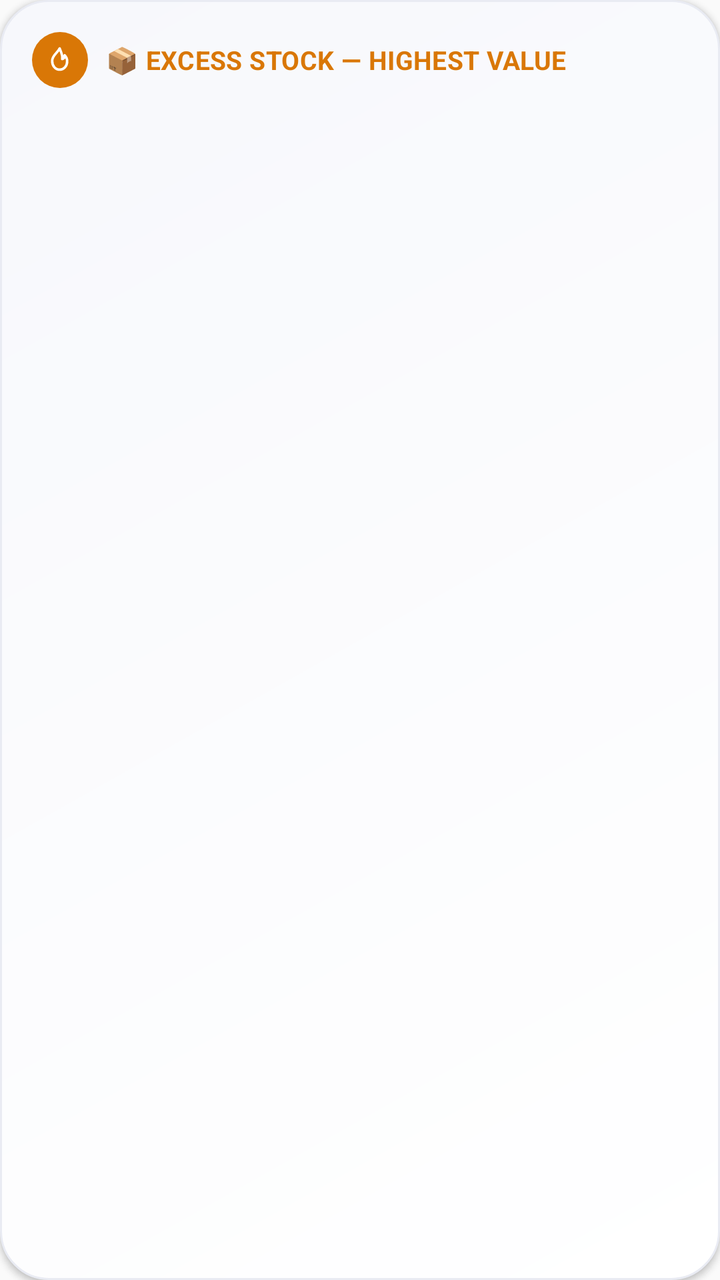
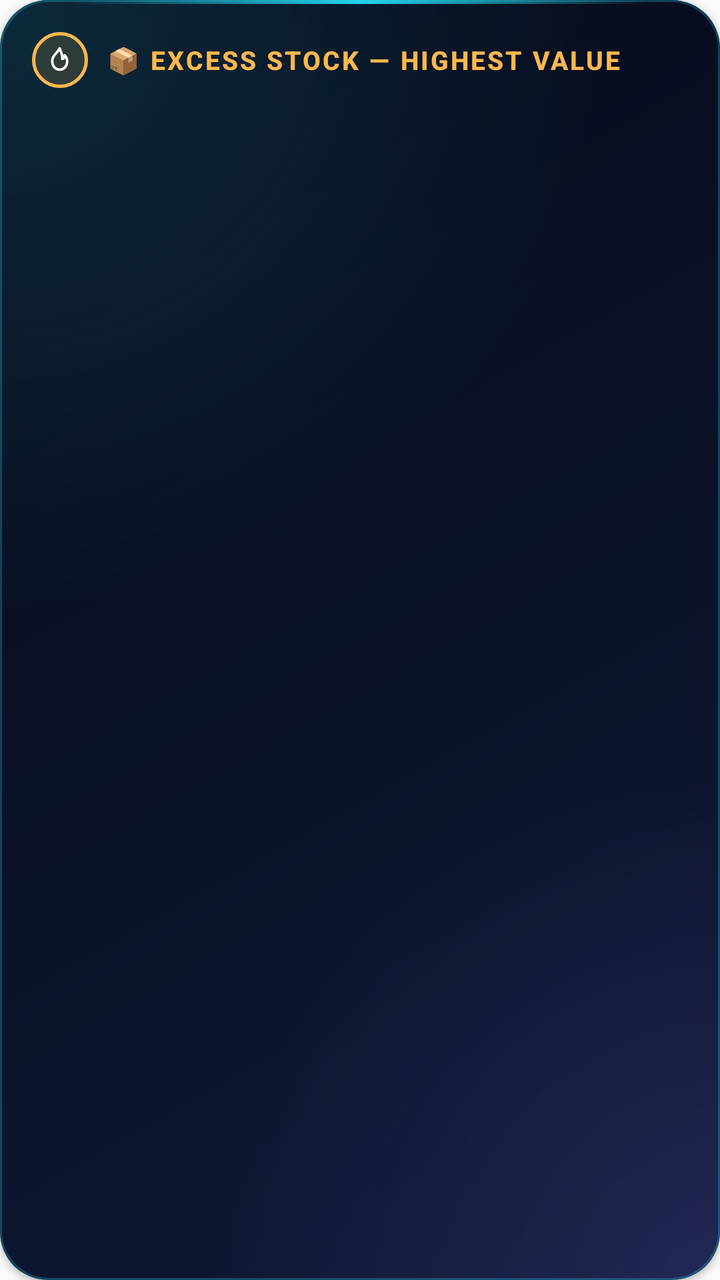

Two renders of the same Android screen: before a commit and after it. Below are the layout's source before the change and the commit's diff.
<!-- AndroidManifest.xml: application theme Theme.AppCompat.Light.NoActionBar -->
<!-- res/layout/widget_inventory_excess_top.xml -->
<?xml version="1.0" encoding="utf-8"?>
<LinearLayout xmlns:android="http://schemas.android.com/apk/res/android"
    android:layout_width="match_parent"
    android:layout_height="match_parent"
    android:orientation="vertical"
    android:background="@drawable/widget_background"
    android:padding="16dp"
    android:elevation="2dp"
    android:id="@+id/inv_excess_top_widget_root">

    <LinearLayout
        android:layout_width="match_parent"
        android:layout_height="wrap_content"
        android:orientation="horizontal"
        android:gravity="center_vertical">
        <FrameLayout
            android:layout_width="28dp"
            android:layout_height="28dp"
            android:background="@drawable/badge_circle_warning">
            <ImageView android:layout_width="15dp" android:layout_height="15dp"
                android:layout_gravity="center" android:src="@drawable/ic_flame" />
        </FrameLayout>
        <TextView
            android:layout_width="0dp"
            android:layout_height="wrap_content"
            android:layout_weight="1"
            android:layout_marginStart="9dp"
            android:text="@string/inv_excess_top_widget_title"
            android:textColor="@color/status_warning"
            android:textStyle="bold"
            android:textSize="13sp"
            android:letterSpacing="0.01" />
    </LinearLayout>

    <LinearLayout
        android:id="@+id/inv_excess_top_list_container"
        android:layout_width="match_parent"
        android:layout_height="wrap_content"
        android:layout_marginTop="10dp"
        android:orientation="vertical" />

    <TextView
        android:id="@+id/inv_excess_top_footer"
        android:layout_width="match_parent"
        android:layout_height="wrap_content"
        android:layout_marginTop="8dp"
        android:text=""
        android:textColor="@color/ink_400"
        android:textSize="9sp" />

</LinearLayout>
<!-- resources referenced by this layout -->
<resources>
  <color name="ink_400">#A6AABD</color>
  <color name="status_warning">#D97706</color>
  <!-- drawable badge_circle_warning (drawable) -->
  <?xml version="1.0" encoding="utf-8"?>
  <shape xmlns:android="http://schemas.android.com/apk/res/android" android:shape="oval">
      <solid android:color="@color/status_warning" />
  </shape>
  <!-- drawable ic_flame (drawable) -->
  <vector xmlns:android="http://schemas.android.com/apk/res/android"
      android:width="24dp" android:height="24dp" android:viewportWidth="24" android:viewportHeight="24">
      <path android:fillColor="#00000000" android:strokeColor="#FFFFFF" android:strokeWidth="2"
          android:strokeLineJoin="round" android:strokeLineCap="round"
          android:pathData="M12,3 C10,7 6,8.5 6,13 C6,17 8.5,20 12,20 C15.5,20 18,17 18,13.3 C18,11 17,9.5 16,8.5 C16,10.5 15,11.5 14,11.5 C14.6,9.5 13.5,6.5 12,3 Z" />
  </vector>
  <!-- drawable widget_background (drawable) -->
  <?xml version="1.0" encoding="utf-8"?>
  <shape xmlns:android="http://schemas.android.com/apk/res/android"
      android:shape="rectangle">
      <corners android:radius="24dp" />
      <gradient
          android:angle="135"
          android:startColor="@color/surface_card_top"
          android:endColor="@color/surface_card_bottom"
          android:type="linear" />
      <stroke android:width="1dp" android:color="@color/surface_inset_border" />
  </shape>
  <string name="inv_excess_top_widget_title">📦 EXCESS STOCK — HIGHEST VALUE</string>
  <color name="surface_card_top">#FFFFFF</color>
  <color name="surface_card_bottom">#F7F8FC</color>
  <color name="surface_inset_border">#E9EBF3</color>
</resources>

<!-- the commit's change to res/layout/widget_inventory_excess_top.xml (unified diff, before → after) -->
@@ -29,7 +29,7 @@
             android:textColor="@color/status_warning"
             android:textStyle="bold"
             android:textSize="13sp"
-            android:letterSpacing="0.01" />
+            android:textAllCaps="true" android:letterSpacing="0.08" android:fontFamily="sans-serif-medium" />
     </LinearLayout>
 
     <LinearLayout
<!-- resource entries referenced after the edit -->
@@ -1,11 +1,12 @@
 <!-- resources referenced by this layout -->
 <resources>
-  <color name="ink_400">#A6AABD</color>
-  <color name="status_warning">#D97706</color>
+  <color name="ink_400">#FF7585AE</color>
+  <color name="status_warning">#FFFFB84D</color>
   <!-- drawable badge_circle_warning (drawable) -->
   <?xml version="1.0" encoding="utf-8"?>
   <shape xmlns:android="http://schemas.android.com/apk/res/android" android:shape="oval">
-      <solid android:color="@color/status_warning" />
+      <solid android:color="@color/status_warning_soft" />
+      <stroke android:width="1.5dp" android:color="@color/status_warning" />
   </shape>
   <!-- drawable ic_flame (drawable) -->
   <vector xmlns:android="http://schemas.android.com/apk/res/android"
@@ -16,19 +17,32 @@
   </vector>
   <!-- drawable widget_background (drawable) -->
   <?xml version="1.0" encoding="utf-8"?>
-  <shape xmlns:android="http://schemas.android.com/apk/res/android"
-      android:shape="rectangle">
-      <corners android:radius="24dp" />
-      <gradient
-          android:angle="135"
-          android:startColor="@color/surface_card_top"
-          android:endColor="@color/surface_card_bottom"
-          android:type="linear" />
-      <stroke android:width="1dp" android:color="@color/surface_inset_border" />
-  </shape>
+  <layer-list xmlns:android="http://schemas.android.com/apk/res/android">
+      <item><shape android:shape="rectangle"><corners android:radius="24dp" />
+          <gradient android:angle="135" android:startColor="@color/surface_card_top" android:endColor="@color/surface_card_bottom" android:type="linear" /></shape></item>
+      <item><shape android:shape="rectangle"><corners android:radius="24dp" />
+          <gradient android:type="radial" android:gradientRadius="85%p" android:centerX="0.0" android:centerY="0.0"
+              android:startColor="@color/glow_cyan_start" android:endColor="@color/glow_cyan_end" /></shape></item>
+      <item><shape android:shape="rectangle"><corners android:radius="24dp" />
+          <gradient android:type="radial" android:gradientRadius="70%p" android:centerX="1.0" android:centerY="1.0"
+              android:startColor="@color/glow_violet_start" android:endColor="@color/glow_violet_end" /></shape></item>
+      <item><shape android:shape="rectangle"><corners android:radius="24dp" />
+          <stroke android:width="1dp" android:color="@color/neon_border" /></shape></item>
+      <item android:gravity="top" android:height="2dp" android:left="36dp" android:right="36dp">
+          <shape android:shape="rectangle"><corners android:radius="1dp" />
+              <gradient android:angle="0" android:startColor="@color/edge_fade_start" android:centerColor="@color/neon_cyan" android:endColor="@color/edge_fade_end" /></shape></item>
+  </layer-list>
   <string name="inv_excess_top_widget_title">📦 EXCESS STOCK — HIGHEST VALUE</string>
-  <color name="surface_card_top">#FFFFFF</color>
-  <color name="surface_card_bottom">#F7F8FC</color>
-  <color name="surface_inset_border">#E9EBF3</color>
+  <color name="status_warning_soft">#26FFB84D</color>
+  <color name="surface_card_top">#FF0F1A38</color>
+  <color name="surface_card_bottom">#FF060A18</color>
+  <color name="glow_cyan_start">#2822D3EE</color>
+  <color name="glow_cyan_end">#0022D3EE</color>
+  <color name="glow_violet_start">#248B7CFF</color>
+  <color name="glow_violet_end">#008B7CFF</color>
+  <color name="neon_border">#4422D3EE</color>
+  <color name="edge_fade_start">#0022D3EE</color>
+  <color name="neon_cyan">#FF22D3EE</color>
+  <color name="edge_fade_end">#008B7CFF</color>
 </resources>
 
